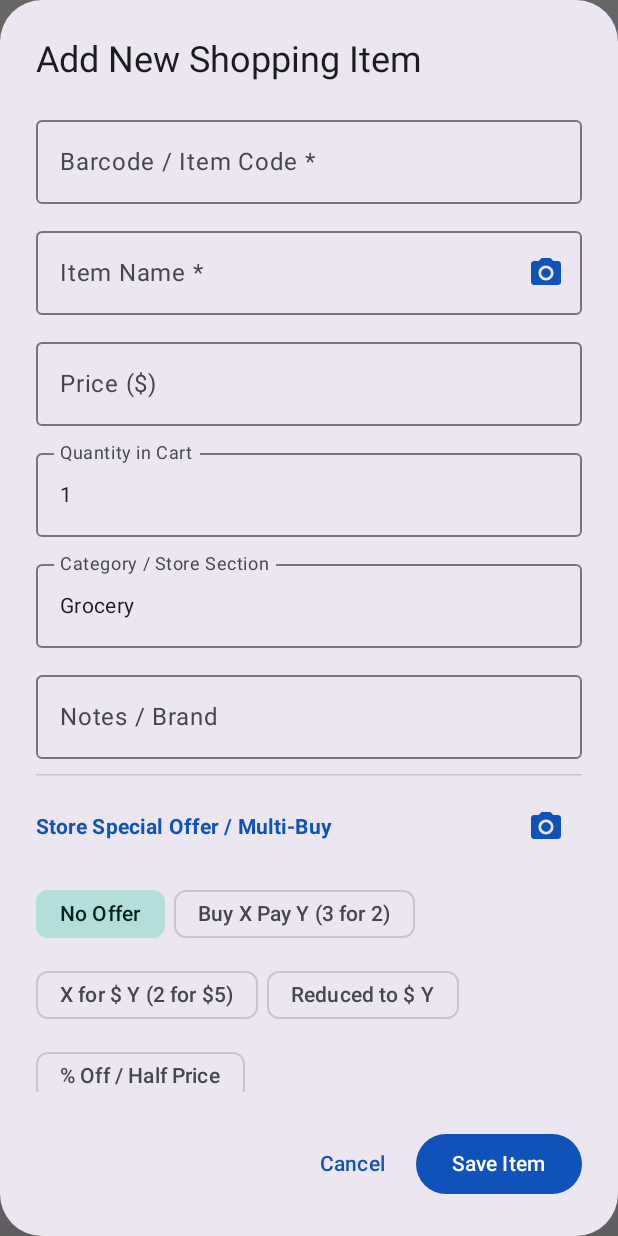
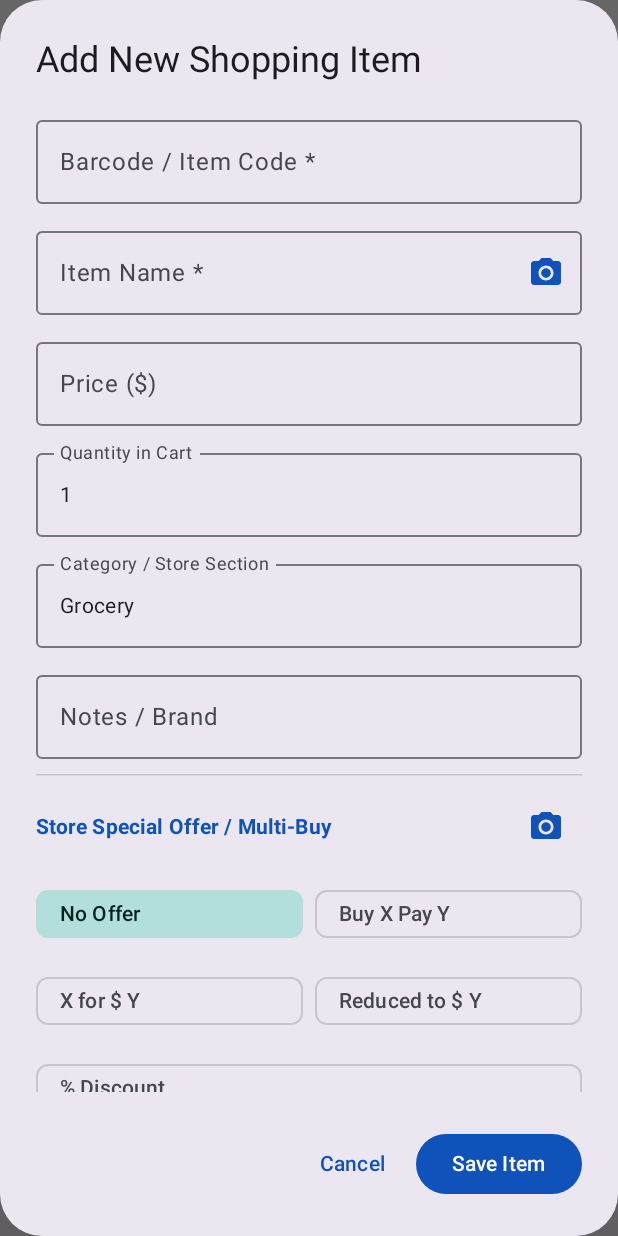
Before and after one commit to gabrieldeak/shopping-tracker, an Android app built with Jetpack Compose: the PiecesScreen screen opened through its navigation route, after a tap on "Add Piece", on a phone screen of 412 x 824 dp. Run offline under Robolectric (Android 15) with nearby library versions, the phone set to English and light mode, and no system bars.

Commit message:
refactor: Modernize offer type selector grid, remove Half Price labels, and add complete offer history backup

```diff
--- a/app/src/main/java/com/inventory/barcodetracker/data/local/dao/InventoryDao.kt
+++ b/app/src/main/java/com/inventory/barcodetracker/data/local/dao/InventoryDao.kt
@@ -194,4 +194,10 @@ abstract class InventoryDao {
 
     @Insert(onConflict = OnConflictStrategy.REPLACE)
     abstract suspend fun recordOfferHistory(history: ProductOfferHistoryEntity)
+
+    @Query("SELECT * FROM product_offer_history ORDER BY appliedAt DESC")
+    abstract suspend fun getAllOfferHistorySync(): List<ProductOfferHistoryEntity>
+
+    @Insert(onConflict = OnConflictStrategy.REPLACE)
+    abstract suspend fun upsertOfferHistories(history: List<ProductOfferHistoryEntity>)
 }
--- a/app/src/main/java/com/inventory/barcodetracker/ui/screens/pieces/PieceDialog.kt
+++ b/app/src/main/java/com/inventory/barcodetracker/ui/screens/pieces/PieceDialog.kt
@@ -205,14 +205,15 @@ fun PieceDialog(
                     )
                 }
 
-                FlowRow(
-                    horizontalArrangement = Arrangement.spacedBy(6.dp),
-                    verticalArrangement = Arrangement.spacedBy(6.dp)
+                Row(
+                    modifier = Modifier.fillMaxWidth(),
+                    horizontalArrangement = Arrangement.spacedBy(8.dp)
                 ) {
                     FilterChip(
                         selected = offerType == "NONE",
                         onClick = { offerType = "NONE" },
-                        label = { Text("No Offer") }
+                        label = { Text("No Offer") },
+                        modifier = Modifier.weight(1f)
                     )
                     FilterChip(
                         selected = offerType == "THREE_FOR_TWO",
@@ -221,30 +222,44 @@ fun PieceDialog(
                             if (offerBuyQty.isBlank()) offerBuyQty = "3"
                             if (offerPayQty.isBlank()) offerPayQty = "2"
                         },
-                        label = { Text("Buy X Pay Y (3 for 2)") }
+                        label = { Text("Buy X Pay Y") },
+                        modifier = Modifier.weight(1f)
                     )
+                }
+
+                Row(
+                    modifier = Modifier.fillMaxWidth(),
+                    horizontalArrangement = Arrangement.spacedBy(8.dp)
+                ) {
                     FilterChip(
                         selected = offerType == "MULTI_BUY_FIXED",
                         onClick = {
                             offerType = "MULTI_BUY_FIXED"
                             if (offerBuyQty.isBlank()) offerBuyQty = "2"
                         },
-                        label = { Text("X for $currencySymbol Y (2 for ${currencySymbol}5)") }
+                        label = { Text("X for $currencySymbol Y") },
+                        modifier = Modifier.weight(1f)
                     )
                     FilterChip(
                         selected = offerType == "REDUCED_PRICE",
-                        onClick = {
-                            offerType = "REDUCED_PRICE"
-                        },
-                        label = { Text("Reduced to $currencySymbol Y") }
+                        onClick = { offerType = "REDUCED_PRICE" },
+                        label = { Text("Reduced to $currencySymbol Y") },
+                        modifier = Modifier.weight(1f)
                     )
+                }
+
+                Row(
+                    modifier = Modifier.fillMaxWidth(),
+                    horizontalArrangement = Arrangement.spacedBy(8.dp)
+                ) {
                     FilterChip(
                         selected = offerType == "PERCENT_OFF",
                         onClick = {
                             offerType = "PERCENT_OFF"
                             if (offerPercentOff.isBlank()) offerPercentOff = "20"
                         },
-                        label = { Text("% Off / Half Price") }
+                        label = { Text("% Discount") },
+                        modifier = Modifier.weight(1f)
                     )
                 }
 
@@ -363,7 +378,7 @@ fun PieceDialog(
                         ) {
                             AssistChip(
                                 onClick = { offerPercentOff = "50" },
-                                label = { Text("50% (Half Price)") }
+                                label = { Text("50% Off") }
                             )
                             AssistChip(
                                 onClick = { offerPercentOff = "20" },
--- a/app/src/main/java/com/inventory/barcodetracker/ui/screens/settings/SettingsViewModel.kt
+++ b/app/src/main/java/com/inventory/barcodetracker/ui/screens/settings/SettingsViewModel.kt
@@ -130,6 +130,7 @@ class SettingsViewModel(
                     val crossRefs = repository.getAllProductPiecesSync()
                     val trips = repository.allShoppingTrips.firstOrNull() ?: emptyList()
                     val offers = repository.getAllOffersSync()
+                    val history = repository.getAllOfferHistorySync()
 
                     contentResolver.openOutputStream(uri)?.use { outputStream ->
                         BackupRestoreService.exportFullBackup(
@@ -139,6 +140,7 @@ class SettingsViewModel(
                             productPieces = crossRefs,
                             shoppingTrips = trips,
                             offers = offers,
+                            offerHistory = history,
                             currencySymbol = currencySymbol.value,
                             budgetLimit = budgetLimit.value,
                             themeMode = themeMode.value,
@@ -167,6 +169,7 @@ class SettingsViewModel(
                         repository.importProductPieces(payload.productPieces)
                         payload.shoppingTrips.forEach { repository.saveShoppingTrip(it) }
                         payload.offers.forEach { repository.upsertOffer(it) }
+                        repository.importOfferHistory(payload.offerHistory)
                     }
                 }
                 _snackbarMessages.emit("Full backup restored successfully!")
@@ -189,6 +192,7 @@ class SettingsViewModel(
                     val crossRefs = repository.getAllProductPiecesSync()
                     val trips = repository.allShoppingTrips.firstOrNull() ?: emptyList()
                     val offers = repository.getAllOffersSync()
+                    val history = repository.getAllOfferHistorySync()
 
                     FileOutputStream(backupFile).use { outputStream ->
                         BackupRestoreService.exportFullBackup(
@@ -198,6 +202,7 @@ class SettingsViewModel(
                             productPieces = crossRefs,
                             shoppingTrips = trips,
                             offers = offers,
+                            offerHistory = history,
                             currencySymbol = currencySymbol.value,
                             budgetLimit = budgetLimit.value,
                             themeMode = themeMode.value,
```
Also changed, not shown: app/src/main/java/com/inventory/barcodetracker/data/repository/InventoryRepository.kt (+8 -0 lines), app/src/main/java/com/inventory/barcodetracker/service/BackupRestoreService.kt (+51 -0 lines), app/src/main/java/com/inventory/barcodetracker/ui/screens/offers/OfferDialog.kt (+18 -8 lines), app/src/main/java/com/inventory/barcodetracker/ui/screens/scan/ScanResolutionSheet.kt (+59 -21 lines).
